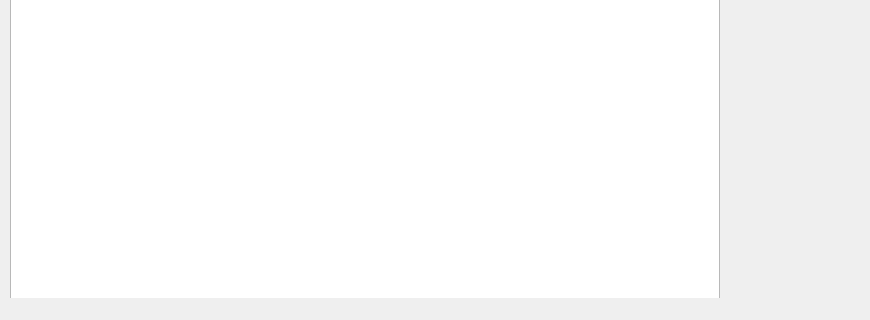
The window that RainSimulator/mainwindow.ui (marchenko-vs/ics7-cg-cp) describes before a commit, drawn with Qt 5; both pictures show x 0 to 870 and y 400 to 720 of the 1280 by 720 pixel window.
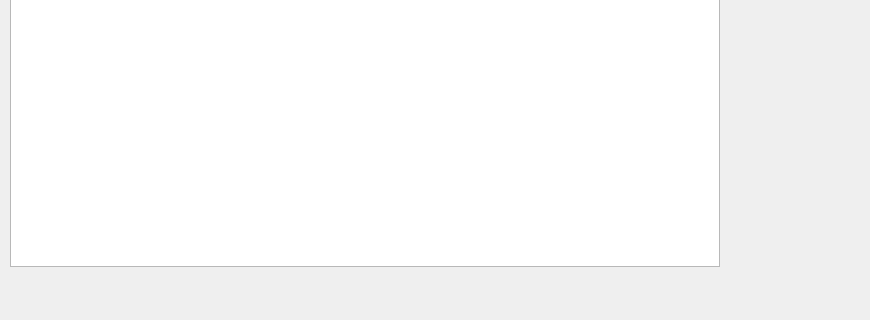
The same window after the commit.

Diff of the .ui file:
```diff
--- a/RainSimulator/mainwindow.ui
+++ b/RainSimulator/mainwindow.ui
@@ -38,7 +38,7 @@
       <x>10</x>
       <y>10</y>
       <width>710</width>
-      <height>710</height>
+      <height>640</height>
      </rect>
     </property>
    </widget>
```
Left out of the diff: 8 changed lines with no effect on the pictures.
